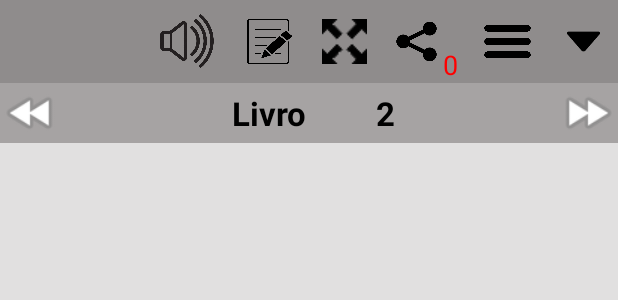
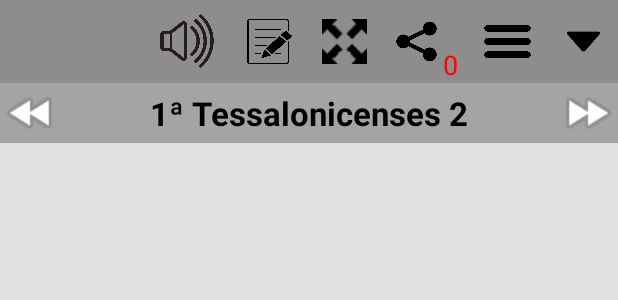
Before and after one commit to EzequielRibeiro/BibliaNvi, an Android app: the layout activity_list_view.xml on its own in the app's theme, with its tools: preview values and no code run, on a phone screen of 412 x 824 dp. Shown: the top 300 px of the screen. Run offline under Robolectric (Android 15) with nearby library versions, the phone set to English and light mode, and no system bars.

Commit message:
otimizando layout

```diff
--- a/app/build.gradle
+++ b/app/build.gradle
@@ -16,8 +16,8 @@ android {
         applicationId "com.projeto.biblianvi"
         minSdkVersion 16
         targetSdkVersion 28
-        versionCode 9
-        versionName "1.09"
+        versionCode 10
+        versionName '1.10'
         signingConfig signingConfigs.config
         testInstrumentationRunner "android.support.test.runner.AndroidJUnitRunner"
     }
--- a/app/src/main/res/layout/activity_list_view.xml
+++ b/app/src/main/res/layout/activity_list_view.xml
@@ -17,7 +17,6 @@
             android:layout_alignParentTop="true">
 
             <androidx.drawerlayout.widget.DrawerLayout
-                xmlns:android="http://schemas.android.com/apk/res/android"
                 android:id="@+id/drawer_layout_list"
                 android:layout_width="match_parent"
                 android:layout_height="match_parent"
@@ -154,13 +153,11 @@
                                         <TextView
                                             android:id="@+id/textViewLivro"
                                             android:layout_width="wrap_content"
-                                            android:layout_height="40dp"
-                                            android:layout_marginRight="2dp"
+                                            android:layout_height="wrap_content"
                                             android:gravity="center_vertical|center_horizontal"
                                             android:maxLines="1"
                                             android:minWidth="100dp"
-                                            android:paddingLeft="10dp"
-                                            android:text="@string/livro"
+                                            android:text="1ª Tessalonicenses"
                                             android:textColor="#ff000000"
                                             android:textSize="22dp"
                                             android:textStyle="bold" />
@@ -168,13 +165,13 @@
                                         <TextView
                                             android:id="@+id/textViewCapit"
                                             android:layout_width="wrap_content"
-                                            android:layout_height="40dp"
-                                            android:gravity="center_vertical|center_horizontal"
-                                            android:minWidth="60dp"
+                                            android:layout_height="wrap_content"
+                                            android:layout_marginLeft="5dp"
+                                            android:gravity="center_vertical"
                                             android:text="2"
                                             android:textAlignment="center"
-                                            android:textColor="#ff000000"
-                                            android:textSize="22dp"
+                                            android:textColor="@android:color/background_dark"
+                                            android:textSize="22sp"
                                             android:textStyle="bold" />
                                     </LinearLayout>
 
```
Also changed, not shown: app/src/main/java/com/projeto/biblianvi/CheckBancoExiste.java (+4 -3 lines), app/src/main/java/com/projeto/biblianvi/Lista_Biblia.java (+16 -2 lines), app/src/main/java/com/projeto/biblianvi/MainActivity.java (+10 -0 lines), 3 other files.
